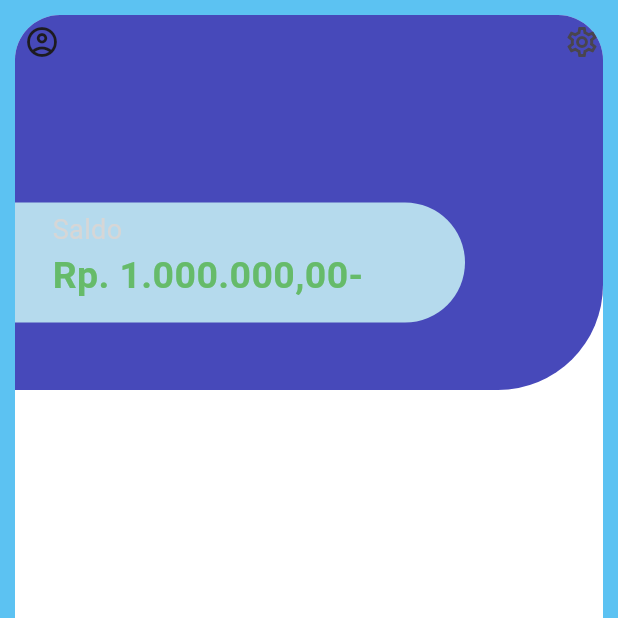
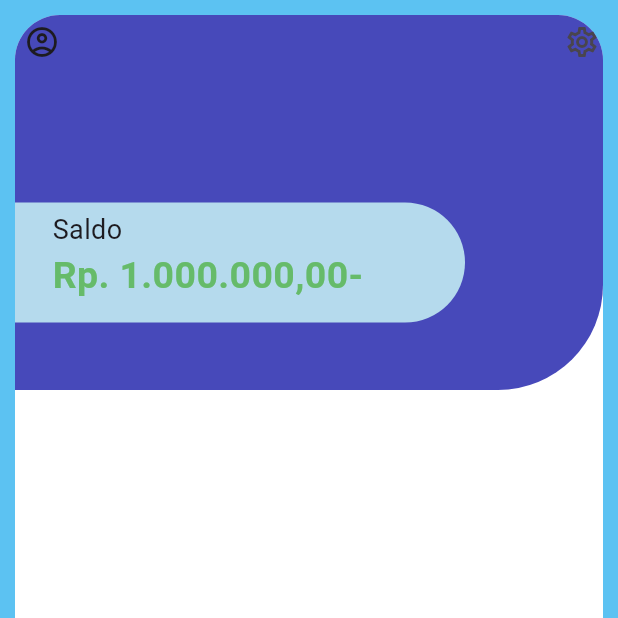
Before and after one commit to HabibSantoso/122_Kasindi, a Flutter app: the screen it shows once a user with an empty profile is signed in, on a phone screen of 412 x 824 dp, the top half of it. Run offline on Flutter 3.47's test engine with Material 2 defaults, Android fonts, the phone set to English and light mode, and no system bars; our stand-ins replace cloud_firestore, firebase_auth, firebase_core; accounts and stored records are empty.

Commit message:
fix home untuk menampilkan user Name dari current User

```diff
--- a/lib/view/page/home.dart
+++ b/lib/view/page/home.dart
@@ -3,6 +3,7 @@ import 'package:firebase_auth/firebase_auth.dart';
 import 'package:flutter/material.dart';
 import 'package:kasindi/controller/controller_transaksi.dart';
 import 'package:kasindi/controller/controller_user.dart';
+import 'package:kasindi/model/model_user.dart';
 import 'package:kasindi/view/page/input.dart';
 import 'package:kasindi/view/widget/buttomsheet.dart';
 
@@ -15,11 +16,17 @@ class Home extends StatefulWidget {
 
 class _HomeState extends State<Home> {
   var cTrans = ControllerTrans();
+  ModelUser? currUser;
   //final User? user = ControllerUser().currentUser;
 
   @override
   void initState() {
     // TODO: implement initState
+    ControllerUser().getCurrentUser().then((value) {
+      setState(() {
+        currUser = value!;
+      });
+    });
     cTrans.getTrans();
     super.initState();
   }
@@ -31,7 +38,7 @@ class _HomeState extends State<Home> {
       appBar: AppBar(
         backgroundColor: Colors.transparent,
         elevation: 0,
-        title: Text(""),
+        title: Text(currUser?.name ?? ''),
         leading: Icon(Icons.account_circle_outlined),
         actions: [
           IconButton(onPressed: () {}, icon: Icon(Icons.settings_outlined))
@@ -88,7 +95,7 @@ class _HomeState extends State<Home> {
                                   style: TextStyle(
                                       fontSize: 18,
                                       fontWeight: FontWeight.normal,
-                                      color: Colors.grey[350])),
+                                      color: Colors.blue[350])),
                               Text('Rp. 1.000.000,00-',
                                   style: TextStyle(
                                       fontSize: 25,
```
